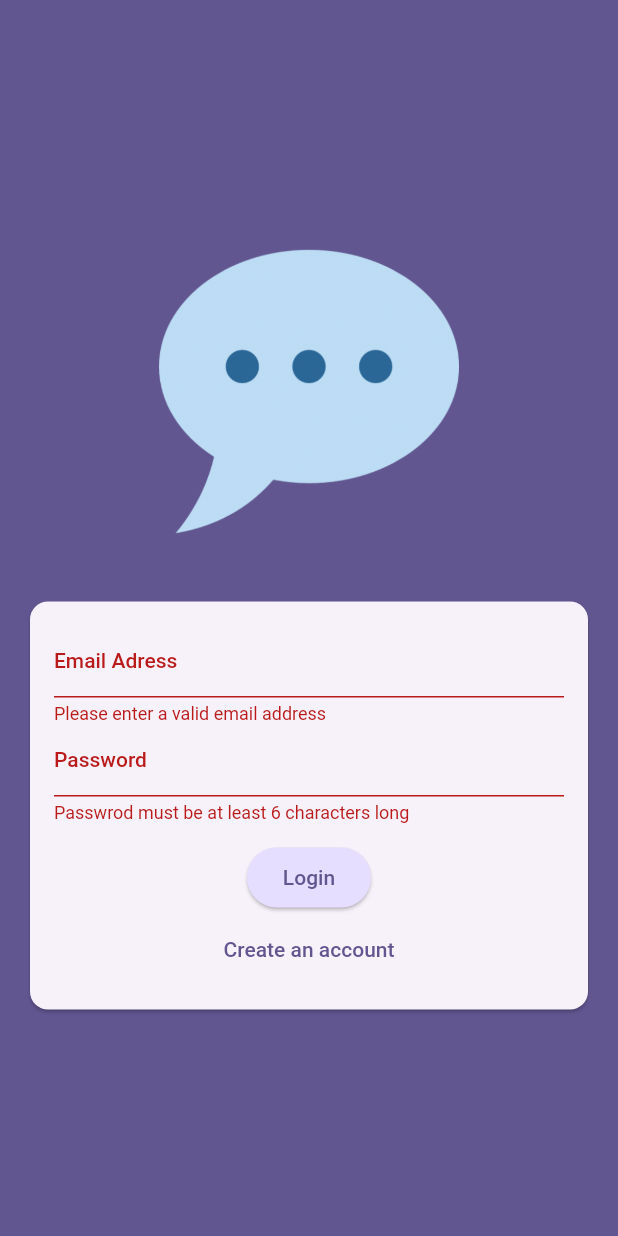
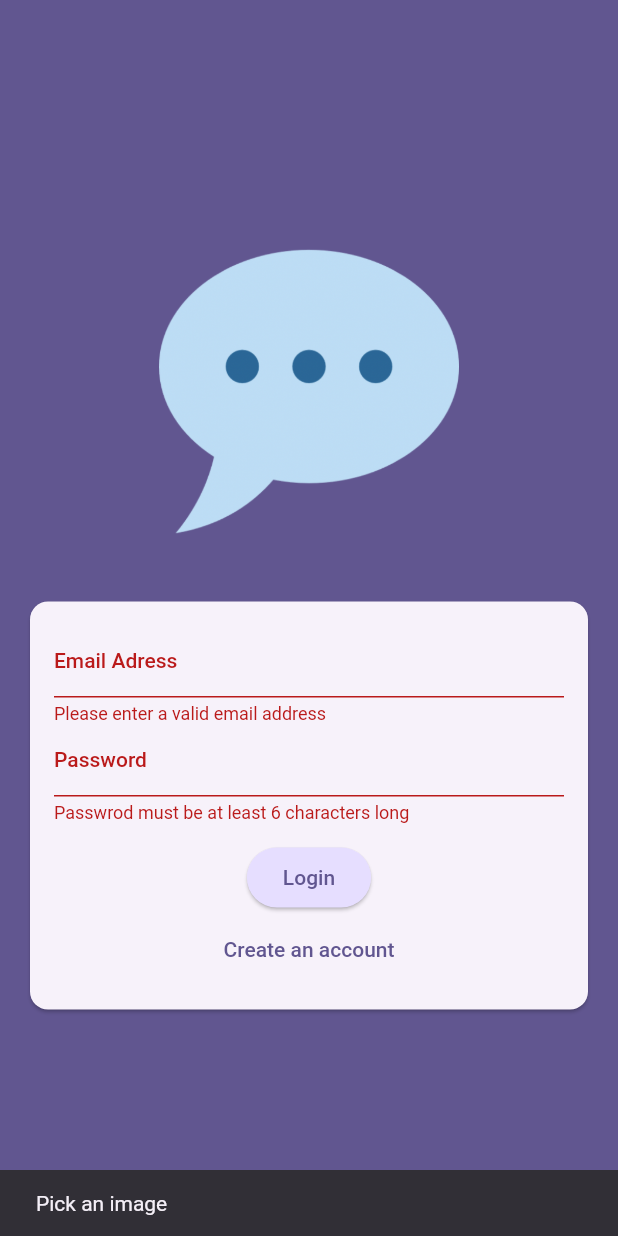
Before and after one commit to galuhbudhiswara/-chat-app, a Flutter app: the screen it shows after launch, after a tap on "Login", on a phone screen of 412 x 824 dp. Run offline on Flutter 3.47's test engine with Material 2 defaults, Android fonts, the phone set to English and light mode, and no system bars; our stand-ins replace firebase_auth, firebase_core, firebase_storage, image_picker; accounts and stored records are empty.

Commit message:
uploading images to firebase

```diff
--- a/lib/screen/auth.dart
+++ b/lib/screen/auth.dart
@@ -1,4 +1,6 @@
+import 'package:firebase_storage/firebase_storage.dart';
 import 'package:flutter/material.dart';
+import 'dart:io';
 import 'package:firebase_auth/firebase_auth.dart';
 import 'package:chat_app/widgets/user_image_picker.dart';
 
@@ -17,11 +19,18 @@ class _AuthScreenState extends State<AuthScreen> {
   var _isLogin = true;
   var _enteredEmail = '';
   var _enteredPassword = '';
+  File? _selectedImage;
 
   void _submit() async {
     final isValid = _form.currentState!.validate();
 
-    if (!isValid) {
+    if (!isValid || !_isLogin && _selectedImage == null) {
+      ScaffoldMessenger.of(context).clearSnackBars();
+      ScaffoldMessenger.of(context).showSnackBar(
+        const SnackBar(
+          content: Text('Pick an image'),
+        ),
+      );
       return;
     }
 
@@ -34,6 +43,15 @@ class _AuthScreenState extends State<AuthScreen> {
       } else {
         final userCredentials = await _firebase.createUserWithEmailAndPassword(
             email: _enteredEmail, password: _enteredPassword);
+
+        final storageRef = FirebaseStorage.instance
+            .ref()
+            .child('user_images')
+            .child('${userCredentials.user!.uid}.jpg');
+
+            await storageRef.putFile(_selectedImage!);
+            final imageUrl = await storageRef.getDownloadURL();
+            print(imageUrl);
       }
     } on FirebaseAuthException catch (error) {
       if (error.code == 'email-already-in-use') {
@@ -77,7 +95,12 @@ class _AuthScreenState extends State<AuthScreen> {
                       child: Column(
                         mainAxisSize: MainAxisSize.min,
                         children: [
-                          if (!_isLogin) UserImagePicker(),
+                          if (!_isLogin)
+                            UserImagePicker(
+                              onPickImage: (pickedImage) {
+                                _selectedImage = pickedImage;
+                              },
+                            ),
                           TextFormField(
                             decoration: const InputDecoration(
                               labelText: 'Email Adress',
```
Also changed, not shown: lib/widgets/user_image_picker.dart (+19 -7 lines).
